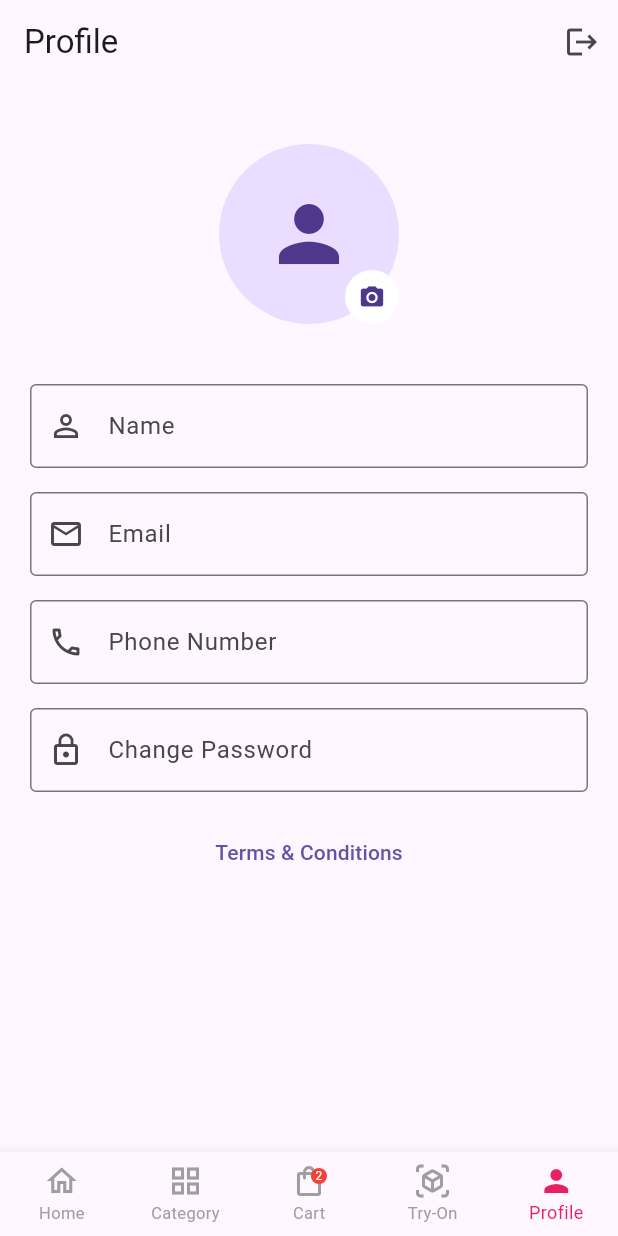
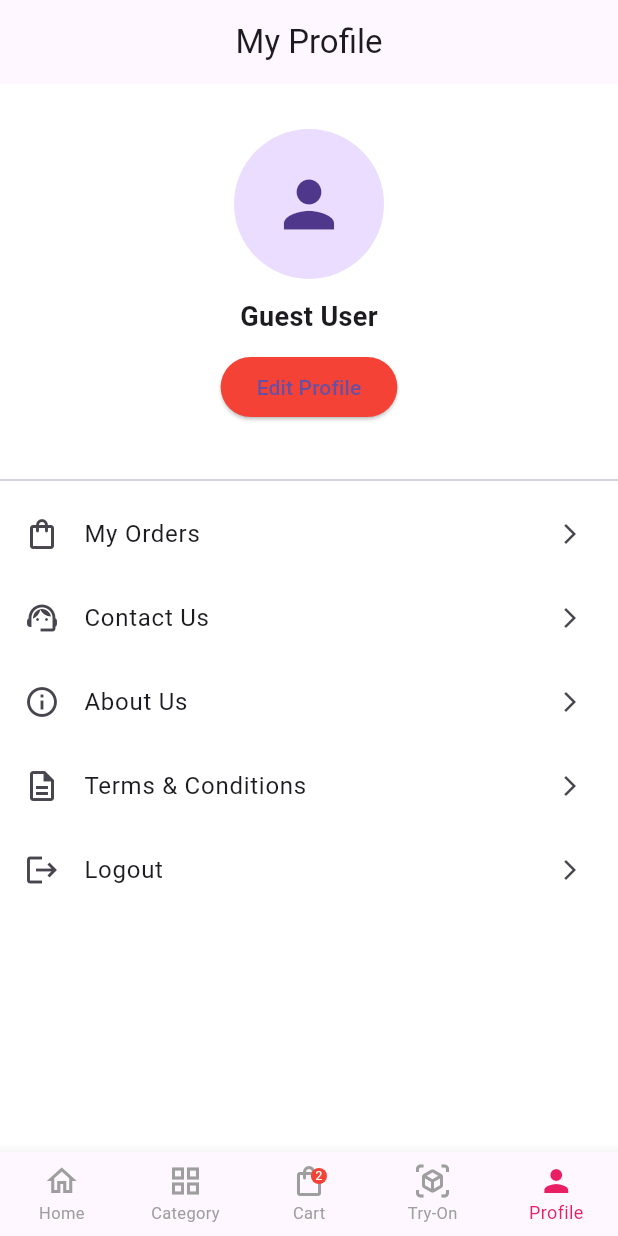
Before and after one commit to ayusha1223/naayu_attire1, a Flutter app: the screen it shows after launch, item 5 of the bottom bar chosen, on a phone screen of 412 x 824 dp. Run offline on Flutter 3.47's test engine with Material 3 defaults, Android fonts, the light colour scheme and no system bars; our stand-ins replace connectivity_plus, dartz, dio, equatable, geocoding, google_maps_flutter and 5 more; accounts and stored records are empty.

Commit message:
Profile Feature

```diff
--- /dev/null
+++ b/devtools_options.yaml
@@ -0,0 +1,3 @@
+description: This file stores settings for Dart & Flutter DevTools.
+documentation: https://docs.flutter.dev/tools/devtools/extensions#configure-extension-enablement-states
+extensions:
--- a/lib/features/profile/presentation/screens/profile_screen.dart
+++ b/lib/features/profile/presentation/screens/profile_screen.dart
@@ -1,13 +1,8 @@
-import 'dart:io';
-
 import 'package:flutter/material.dart';
-import 'package:image_picker/image_picker.dart';
-import 'package:dio/dio.dart';
+import 'package:naayu_attire1/features/profile/presentation/screens/EditProfile_screen.dart';
+import 'package:shared_preferences/shared_preferences.dart';
 import 'package:naayu_attire1/features/auth/presentation/pages/login_page.dart';
-import 'package:shared_preferences/shared_preferences.dart';
 import 'package:provider/provider.dart';
-
-import 'package:naayu_attire1/core/services/storage/image_service.dart';
 import 'package:naayu_attire1/core/services/storage/token_service.dart';
 
 class ProfileScreen extends StatefulWidget {
@@ -18,78 +13,25 @@ class ProfileScreen extends StatefulWidget {
 }
 
 class _ProfileScreenState extends State<ProfileScreen> {
-  final ImagePicker _picker = ImagePicker();
 
-  String? profileImageUrl;
-  bool isUploading = false;
+  String? profileImage;
+  String name = "Guest User";
 
-  // Controllers
-  final TextEditingController nameController = TextEditingController();
-  final TextEditingController emailController = TextEditingController();
-  final TextEditingController phoneController = TextEditingController();
-  final TextEditingController passwordController = TextEditingController();
-
-  // ---------------- INIT ----------------
   @override
   void initState() {
     super.initState();
-    loadProfileData();
+    loadProfile();
   }
 
-  // ---------------- LOAD SAVED DATA ----------------
-  Future<void> loadProfileData() async {
+  Future<void> loadProfile() async {
     final prefs = await SharedPreferences.getInstance();
 
     setState(() {
-      profileImageUrl = prefs.getString('profile_image');
-      nameController.text = prefs.getString('profile_name') ?? '';
-      emailController.text = prefs.getString('profile_email') ?? '';
-      phoneController.text = prefs.getString('profile_phone') ?? '';
+      profileImage = prefs.getString('profile_image');
+      name = prefs.getString('profile_name') ?? "Guest User";
     });
   }
 
-  // ---------------- SAVE PROFILE DATA ----------------
-  Future<void> saveProfileData() async {
-    final prefs = await SharedPreferences.getInstance();
-
-    await prefs.setString('profile_name', nameController.text);
-    await prefs.setString('profile_phone', phoneController.text);
-  }
-
-  // ---------------- IMAGE PICK & UPLOAD ----------------
-  Future<void> pickAndUploadProfileImage() async {
-    final pickedFile =
-        await _picker.pickImage(source: ImageSource.gallery);
-
-    if (pickedFile == null) return;
-
-    setState(() => isUploading = true);
-
-    final imageFile = File(pickedFile.path);
-    final imageService = ImageService(Dio());
-
-    try {
-      final imageUrl = await imageService.uploadImage(
-        context: context,
-        imageFile: imageFile,
-      );
-
-      final prefs = await SharedPreferences.getInstance();
-      await prefs.setString('profile_image', imageUrl);
-
-      setState(() {
-        profileImageUrl = imageUrl;
-      });
-    } catch (e) {
-      ScaffoldMessenger.of(context).showSnackBar(
-        const SnackBar(content: Text("Profile image upload failed")),
-      );
-    } finally {
-      setState(() => isUploading = false);
-    }
-  }
-
-  // ---------------- LOGOUT ----------------
   Future<void> logout() async {
     final tokenService =
         Provider.of<TokenService>(context, listen: false);
@@ -103,120 +45,117 @@ class _ProfileScreenState extends State<ProfileScreen> {
       MaterialPageRoute(
         builder: (_) => const LoginPage(),
       ),
-    (route) => false, // 🔥 clears entire stack
+      (route) => false,
     );
   }
 
+  Widget buildMenuItem({
+    required IconData icon,
+    required String title,
+    required VoidCallback onTap,
+  }) {
+    return ListTile(
+      leading: Icon(icon),
+      title: Text(title),
+      trailing: const Icon(Icons.arrow_forward_ios, size: 16),
+      onTap: onTap,
+    );
+  }
 
-  // ---------------- UI ----------------
   @override
   Widget build(BuildContext context) {
     return Scaffold(
+      backgroundColor: Colors.white,
       appBar: AppBar(
-        title: const Text("Profile"),
-        actions: [
-          IconButton(
-            icon: const Icon(Icons.logout),
-            onPressed: logout,
+        title: const Text("My Profile"),
+        centerTitle: true,
       ),
-        ],
-      ),
-      body: SingleChildScrollView(
-        padding: const EdgeInsets.all(20),
-        child: Column(
+      body: Column(
         children: [
-            const SizedBox(height: 20),
 
-            // 👤 PROFILE IMAGE
-            GestureDetector(
-              onTap: isUploading ? null : pickAndUploadProfileImage,
-              child: Stack(
-                alignment: Alignment.bottomRight,
-                children: [
+          const SizedBox(height: 30),
+
+          // 🔥 PROFILE IMAGE
           CircleAvatar(
-                    radius: 60,
-                    backgroundImage: profileImageUrl != null
-                        ? NetworkImage(profileImageUrl!)
-                        : null,
-                    child: profileImageUrl == null
-                        ? const Icon(Icons.person, size: 60)
+            radius: 50,
+            backgroundImage:
+                profileImage != null ? NetworkImage(profileImage!) : null,
+            child: profileImage == null
+                ? const Icon(Icons.person, size: 50)
                 : null,
           ),
-                  const CircleAvatar(
-                    radius: 18,
-                    backgroundColor: Colors.white,
-                    child: Icon(Icons.camera_alt, size: 18),
-                  ),
-                ],
+
+          const SizedBox(height: 12),
+
+          // 🔥 NAME
+          Text(
+            name,
+            style: const TextStyle(
+              fontSize: 18,
+              fontWeight: FontWeight.bold,
             ),
           ),
 
           const SizedBox(height: 10),
-            if (isUploading) const CircularProgressIndicator(),
+
+          // 🔥 EDIT PROFILE BUTTON
+          ElevatedButton(
+            style: ElevatedButton.styleFrom(
+              backgroundColor: Colors.red,
+              shape: RoundedRectangleBorder(
+                borderRadius: BorderRadius.circular(20),
+              ),
+            ),
+           onPressed: () async {
+  await Navigator.push(
+    context,
+    MaterialPageRoute(
+      builder: (_) => const EditprofileScreen(),
+    ),
+  );
+
+  // 🔥 Reload profile after returning
+  loadProfile();
+},
+
+            child: const Text("Edit Profile"),
+          ),
+
           const SizedBox(height: 30),
 
-            // NAME
-            TextField(
-              controller: nameController,
-              onChanged: (_) => saveProfileData(),
-              decoration: const InputDecoration(
-                labelText: "Name",
-                prefixIcon: Icon(Icons.person_outline),
-                border: OutlineInputBorder(),
-              ),
+          const Divider(),
+
+          // 🔥 MENU OPTIONS
+          buildMenuItem(
+            icon: Icons.shopping_bag_outlined,
+            title: "My Orders",
+            onTap: () {},
           ),
 
-            const SizedBox(height: 16),
-
-            // EMAIL (READ ONLY)
-            TextField(
-              controller: emailController,
-              readOnly: true,
-              decoration: const InputDecoration(
-                labelText: "Email",
-                prefixIcon: Icon(Icons.email_outlined),
-                border: OutlineInputBorder(),
-              ),
+          buildMenuItem(
+            icon: Icons.support_agent_outlined,
+            title: "Contact Us",
+            onTap: () {},
           ),
 
-            const SizedBox(height: 16),
-
-            // PHONE
-            TextField(
-              controller: phoneController,
-              keyboardType: TextInputType.phone,
-              onChanged: (_) => saveProfileData(),
-              decoration: const InputDecoration(
-                labelText: "Phone Number",
-                prefixIcon: Icon(Icons.phone_outlined),
-                border: OutlineInputBorder(),
-              ),
+          buildMenuItem(
+            icon: Icons.info_outline,
+            title: "About Us",
+            onTap: () {},
           ),
 
-            const SizedBox(height: 16),
-
-            // CHANGE PASSWORD (TEXT FIELD)
-            TextField(
-              controller: passwordController,
-              obscureText: true,
-              decoration: const InputDecoration(
-                labelText: "Change Password",
-                prefixIcon: Icon(Icons.lock_outline),
-                border: OutlineInputBorder(),
-              ),
+          buildMenuItem(
+            icon: Icons.description_outlined,
+            title: "Terms & Conditions",
+            onTap: () {},
           ),
 
-            const SizedBox(height: 16),
-
-            // TERMS
-            TextButton(
-              onPressed: () {},
-              child: const Text("Terms & Conditions"),
+          buildMenuItem(
+            icon: Icons.logout,
+            title: "Logout",
+            onTap: logout,
           ),
-
-            const SizedBox(height: 20),
         ],
-        ),
       ),
     );
   }
--- a/lib/navigation/main_navigation.dart
+++ b/lib/navigation/main_navigation.dart
@@ -2,7 +2,8 @@ import 'package:flutter/material.dart';
 import 'package:naayu_attire1/features/cart/presentation/screens/cart_screen.dart';
 import 'package:naayu_attire1/features/category/presentation/screens/category_screen.dart';
 import 'package:naayu_attire1/features/dashboard/presentation/screens/home_screen.dart';
-import 'package:naayu_attire1/features/profile/presentation/screens/profile_screen.dart';
+import 'package:naayu_attire1/features/profile/presentation/screens/EditProfile_screen.dart';
+import 'package:naayu_attire1/features/profile/presentation/screens/Profile_screen.dart';
 import 'package:naayu_attire1/features/tryon/presentation/screens/tryon_screen.dart';
 
 class MainNavigation extends StatefulWidget {
```
Also changed, not shown: lib/features/profile/presentation/screens/EditProfile_screen.dart (added, +225 -0 lines), lib/features/profile/presentation/screens/about_screen.dart (added, +21 -0 lines), lib/features/profile/presentation/screens/contact_screen.dart (added, +28 -0 lines), lib/features/profile/presentation/screens/terms_screen.dart (added, +28 -0 lines), lib/features/profile/presentation/widgets/profile_header_widget.dart (added, +63 -0 lines), lib/features/profile/presentation/widgets/profile_menu_title.dart (added, +30 -0 lines). Lines whose indentation alone changed are shown as unchanged.
